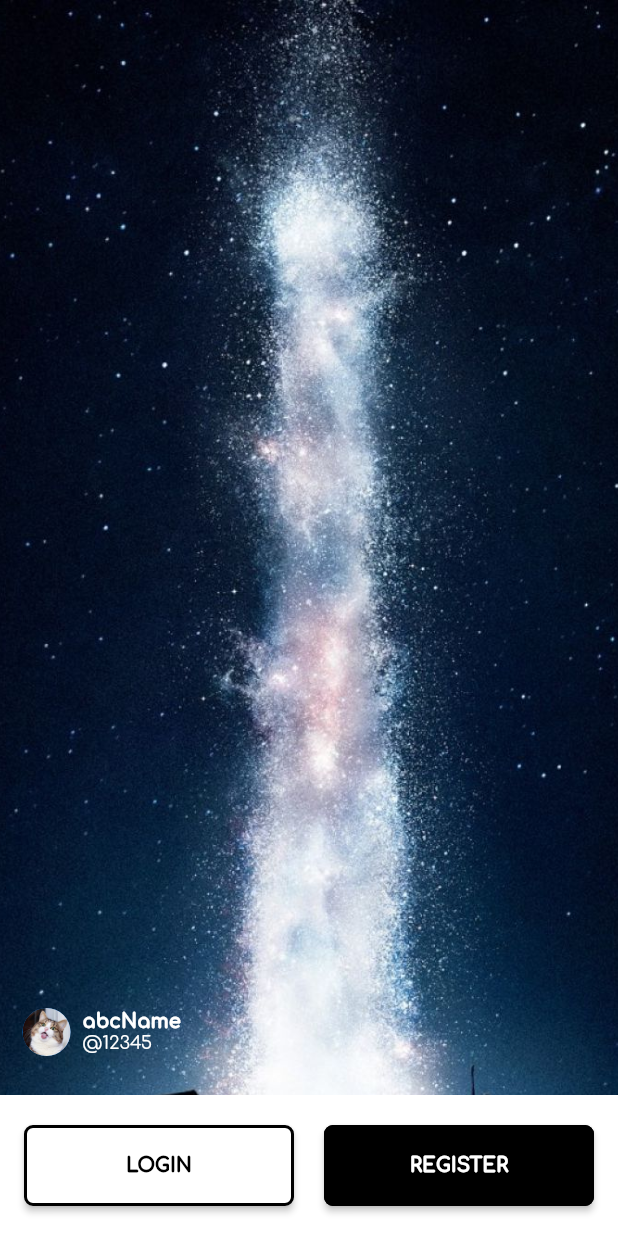
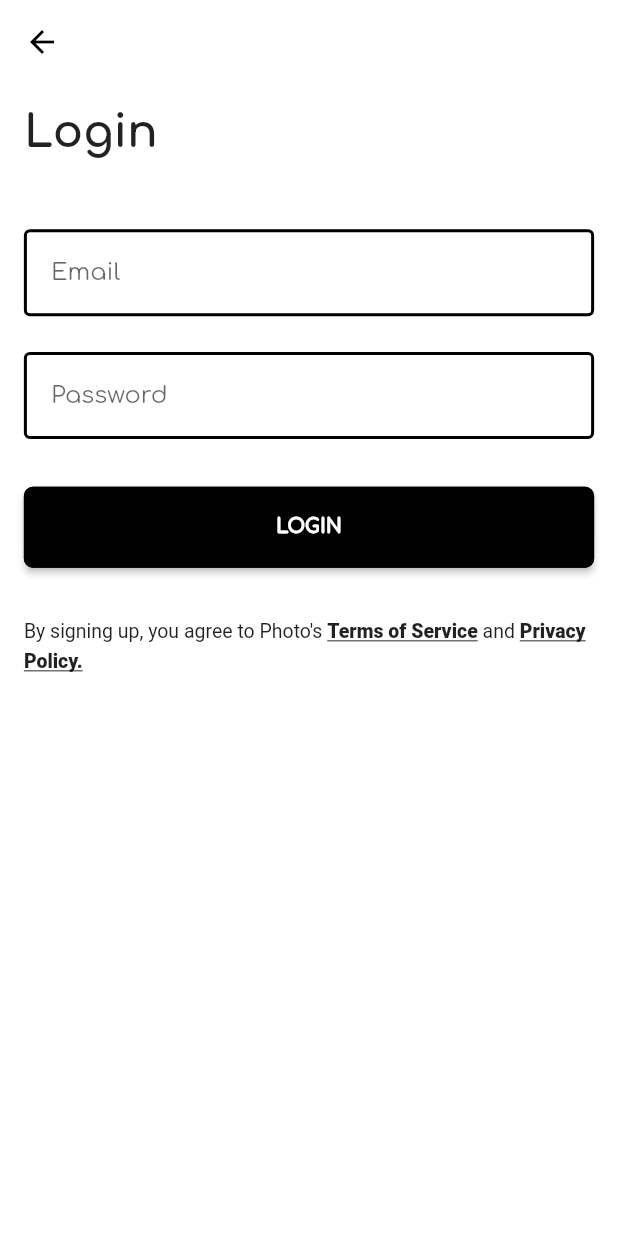
Before and after one commit to sieugatayss3/meCar_interview, a Flutter app: the screen it shows after launch, after a tap on "LOGIN", on a phone screen of 412 x 824 dp. Run offline on Flutter 3.47's test engine with Material 2 defaults, Android fonts, the phone set to English and light mode, and no system bars; our stand-ins replace firebase_auth, firebase_core; accounts and stored records are empty.

Commit message:
add login provider

```diff
--- /dev/null
+++ b/lib/configs/configs.dart
@@ -0,0 +1,2 @@
+final RegExp emailValidatorRegExp =
+    RegExp(r"^[a-zA-Z0-9.]+@[a-zA-Z0-9]+\.[a-zA-Z]+");
--- a/lib/main.dart
+++ b/lib/main.dart
@@ -1,9 +1,19 @@
+import 'package:firebase_core/firebase_core.dart';
 import 'package:flutter/material.dart';
 import 'package:me_car_interview/configs/styles.dart';
+import 'package:me_car_interview/provider/auth_provider.dart';
 import 'package:me_car_interview/screens/screens.dart';
+import 'package:provider/provider.dart';
 
-void main() {
-  runApp(MyApp());
+void main() async {
+  WidgetsFlutterBinding.ensureInitialized();
+  await Firebase.initializeApp();
+  runApp(MultiProvider(
+    providers: [
+      ChangeNotifierProvider(create: (_) => AuthService.instance()),
+    ],
+    child: MyApp(),
+  ));
 }
 
 class MyApp extends StatelessWidget {
@@ -11,6 +21,7 @@ class MyApp extends StatelessWidget {
   Widget build(BuildContext context) {
     return MaterialApp(
       title: 'MeCar Interview',
+      debugShowCheckedModeBanner: false,
       theme: ThemeData(
         fontFamily: 'Comfortaa',
         primarySwatch: Colors.blue,
@@ -18,7 +29,20 @@ class MyApp extends StatelessWidget {
         scaffoldBackgroundColor: Colors.white,
         inputDecorationTheme: inputDecorationTheme(),
       ),
-      home: LogoutScreen(),
+      home: _showScreen(context),
     );
   }
 }
+
+Widget _showScreen(BuildContext context) {
+  switch (context.watch<AuthService>().appState) {
+    case AppState.authenticating:
+    case AppState.unauthenticated:
+      return LogoutScreen();
+    case AppState.initial:
+      return LogoutScreen();
+    case AppState.authenticated:
+      return BottomNavbarScreen();
+  }
+  return Container();
+}
--- /dev/null
+++ b/lib/provider/auth_provider.dart
@@ -0,0 +1,71 @@
+import 'package:firebase_auth/firebase_auth.dart';
+import 'package:flutter/material.dart';
+
+enum AppState { initial, authenticated, authenticating, unauthenticated }
+
+class AuthService with ChangeNotifier {
+  FirebaseAuth _auth;
+  User _user;
+  AppState _appState = AppState.initial;
+
+  AppState get appState => _appState;
+  User get user => _user;
+
+  AuthService.instance() : _auth = FirebaseAuth.instance {
+    _auth.authStateChanges().listen((firebaseUser) {
+      if (firebaseUser == null) {
+        _appState = AppState.unauthenticated;
+      } else {
+        _user = firebaseUser;
+        _appState = AppState.authenticated;
+      }
+
+      notifyListeners();
+    });
+  }
+
+  Future<bool> createUserWithEmailAndPassword(
+      {String password, String email}) async {
+    try {
+      await _auth.createUserWithEmailAndPassword(
+          email: email, password: password);
+      _appState = AppState.authenticated;
+      notifyListeners();
+      return true;
+    } on FirebaseAuthException catch (e) {
+      if (e.code == 'weak-password') {
+        print('The password provided is too weak.');
+      } else if (e.code == 'email-already-in-use') {
+        print('The account already exists for that email.');
+      }
+      return false;
+    } catch (e) {
+      print(e);
+      return false;
+    }
+  }
+
+  Future<bool> signInWithEmailAndPassword(
+      {String password, String email}) async {
+    try {
+      _appState = AppState.authenticated;
+      await _auth.signInWithEmailAndPassword(email: email, password: password);
+      return true;
+    } on FirebaseAuthException catch (e) {
+      if (e.code == 'user-not-found') {
+        print('No user found for that email.');
+      } else if (e.code == 'wrong-password') {
+        print('Wrong password provided for that user.');
+      }
+
+      notifyListeners();
+      return false;
+    }
+  }
+
+  logout() async {
+    await _auth.signOut();
+    _appState = AppState.unauthenticated;
+    notifyListeners();
+  }
+}
--- a/lib/screens/bottom_navbar_screen.dart
+++ b/lib/screens/bottom_navbar_screen.dart
@@ -15,7 +15,7 @@ class _BottomNavbarScreenState extends State<BottomNavbarScreen> {
     Scaffold(),
     Scaffold(),
     Scaffold(),
-    Scaffold(),
+    UserScreen(),
   ];
 
   int _currentIndex = 0;
--- a/lib/screens/resgiter_screen.dart
+++ b/lib/screens/login_screen.dart
@@ -1,22 +1,29 @@
 import 'package:flutter/gestures.dart';
 import 'package:flutter/material.dart';
+import 'package:me_car_interview/configs/configs.dart';
 import 'package:me_car_interview/configs/size_config.dart';
 import 'package:me_car_interview/configs/styles.dart';
+import 'package:me_car_interview/provider/auth_provider.dart';
 import 'package:me_car_interview/widgets/widgets.dart';
+import 'package:provider/provider.dart';
 
-class RegisterScreen extends StatefulWidget {
+class LoginScreen extends StatefulWidget {
   @override
-  _RegisterScreenState createState() => _RegisterScreenState();
+  _LoginScreenState createState() => _LoginScreenState();
 }
 
-class _RegisterScreenState extends State<RegisterScreen> {
+class _LoginScreenState extends State<LoginScreen> {
+  final _globalKey = GlobalKey<ScaffoldState>();
+  String email = '';
+  String password = '';
+  final _formKey = GlobalKey<FormState>();
+
   @override
   Widget build(BuildContext context) {
     SizeConfig().init(context);
-    final _formKey = GlobalKey<FormState>();
-    String email;
 
     return Scaffold(
+      key: _globalKey,
       appBar: AppBar(
         backgroundColor: Colors.white,
         elevation: 0,
@@ -25,7 +32,9 @@ class _RegisterScreenState extends State<RegisterScreen> {
             Icons.arrow_back,
             color: Colors.black,
           ),
-          onPressed: () {},
+          onPressed: () {
+            Navigator.pop(context);
+          },
         ),
       ),
       body: SingleChildScrollView(
@@ -37,7 +46,7 @@ class _RegisterScreenState extends State<RegisterScreen> {
           crossAxisAlignment: CrossAxisAlignment.start,
           children: <Widget>[
             Text(
-              'Register',
+              'Login',
               style: Styles.pageTitleStyle,
             ),
             SizedBox(
@@ -48,9 +57,34 @@ class _RegisterScreenState extends State<RegisterScreen> {
               child: Column(
                 children: <Widget>[
                   TextFormField(
+                    autocorrect: false,
+                    validator: (value) {
+                      if (value.isEmpty ||
+                          !emailValidatorRegExp.hasMatch(value)) return '';
+                      return null;
+                    },
+                    keyboardType: TextInputType.emailAddress,
                     onSaved: (value) => email = value,
                     onChanged: (value) => email = value,
                     decoration: InputDecoration(hintText: 'Email'),
+                  ),
+                  SizedBox(
+                    height:
+                        getProportionateScreenWidth(Styles.globalPadding * 1.5),
+                  ),
+                  TextFormField(
+                    obscureText: true,
+                    autocorrect: false,
+                    onSaved: (value) => password = value,
+                    onChanged: (value) => password = value,
+                    validator: (value) {
+                      if (value.isEmpty) return '';
+                      if (value.length < 7) {
+                        return '';
+                      }
+                      return null;
+                    },
+                    decoration: InputDecoration(hintText: 'Password'),
                   )
                 ],
               ),
@@ -61,9 +95,21 @@ class _RegisterScreenState extends State<RegisterScreen> {
             SizedBox(
               width: double.infinity,
               child: CustomRaisedButton(
-                press: () {},
+                press: () async {
+                  if (_formKey.currentState.validate()) {
+                    if (!await context
+                        .read<AuthService>()
+                        .signInWithEmailAndPassword(
+                            email: email, password: password)) {
+                      _globalKey.currentState.showSnackBar(
+                          SnackBar(content: Text('Unable to login.')));
+                    } else {
+                      Navigator.pop(context);
+                    }
+                  }
+                },
                 color: Colors.black,
-                label: 'Register',
+                label: 'Login',
               ),
             ),
             SizedBox(
--- a/lib/screens/logout_screen.dart
+++ b/lib/screens/logout_screen.dart
@@ -1,6 +1,8 @@
 import 'package:flutter/material.dart';
 import 'package:me_car_interview/configs/styles.dart';
 import 'package:me_car_interview/widgets/widgets.dart';
+
+import 'screens.dart';
 
 class LogoutScreen extends StatelessWidget {
   @override
@@ -38,7 +40,12 @@ class LogoutScreen extends StatelessWidget {
               children: <Widget>[
                 Expanded(
                   child: CustomRaisedButton(
-                    press: () {},
+                    press: () {
+                       Navigator.push(
+                          context,
+                          MaterialPageRoute(
+                              builder: (context) => LoginScreen()));
+                    },
                     label: 'Login',
                     color: Colors.white,
                   ),
@@ -48,7 +55,12 @@ class LogoutScreen extends StatelessWidget {
                 ),
                 Expanded(
                   child: CustomRaisedButton(
-                    press: () {},
+                    press: () {
+                      Navigator.push(
+                          context,
+                          MaterialPageRoute(
+                              builder: (context) => RegisterScreen()));
+                    },
                     label: 'Register',
                     color: Colors.black,
                   ),
--- a/lib/screens/screens.dart
+++ b/lib/screens/screens.dart
@@ -1,4 +1,6 @@
 export 'home_screen.dart';
 export 'bottom_navbar_screen.dart';
-export 'resgiter_screen.dart';
+export 'resgister_screen.dart';
 export 'logout_screen.dart';
+export 'user_screen.dart';
+export 'login_screen.dart';
--- a/pubspec.yaml
+++ b/pubspec.yaml
@@ -24,8 +24,11 @@ dependencies:
   flutter:
     sdk: flutter
   cupertino_icons: ^1.0.0
+  firebase_auth: ^0.18.4+1
+  firebase_core: ^0.5.3
   flutter_staggered_grid_view: ^0.3.2
   pedantic: ^1.9.2
+  provider: ^4.3.2+3
 
 dev_dependencies:
   flutter_test:
```
Also changed, not shown: lib/screens/resgister_screen.dart (added, +149 -0 lines), lib/screens/user_screen.dart (added, +23 -0 lines), pubspec.lock, 3 other files.
